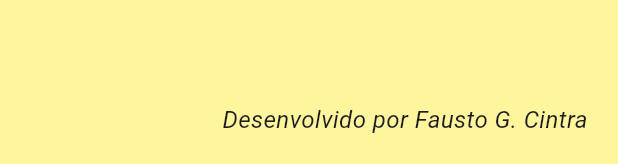
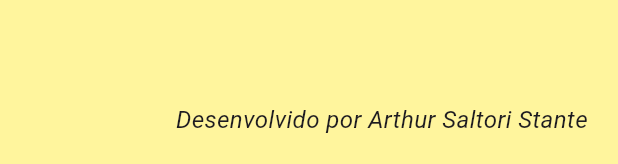
Before and after one commit to faustocintra/dsm2-unifacef-2024-2, a Flutter app: the InfoPanel widget shown alone on an empty page, opened directly, on a phone screen of 412 x 824 dp. Shown: the part 1069-1233 px from the top of the screen. Run offline on Flutter 3.47's test engine with Material 3 defaults, Android fonts, the phone set to English and light mode, and no system bars; network calls fail.

Commit message:
Termino do projeto layout

```diff
--- a/layout/lib/main.dart
+++ b/layout/lib/main.dart
@@ -55,7 +55,7 @@ class LightBlueBox extends StatelessWidget {
     return Container(
         height: 250,
         width: double.infinity, // largura total
-        color: Colors.lightBlue[500]);
+        color: Colors.lightBlue[800]);
   }
 }
 
@@ -114,7 +114,7 @@ class InfoPanel extends StatelessWidget {
                           color: Colors.indigo.shade600,
                           fontSize: 30,
                           fontWeight: FontWeight.bold)),
-                  const Text("Desenvolvido por Fausto G. Cintra",
+                  const Text("Desenvolvido por Arthur Saltori Stante",
                       textAlign: TextAlign.right,
                       style:
                           TextStyle(fontStyle: FontStyle.italic, fontSize: 16))
```
